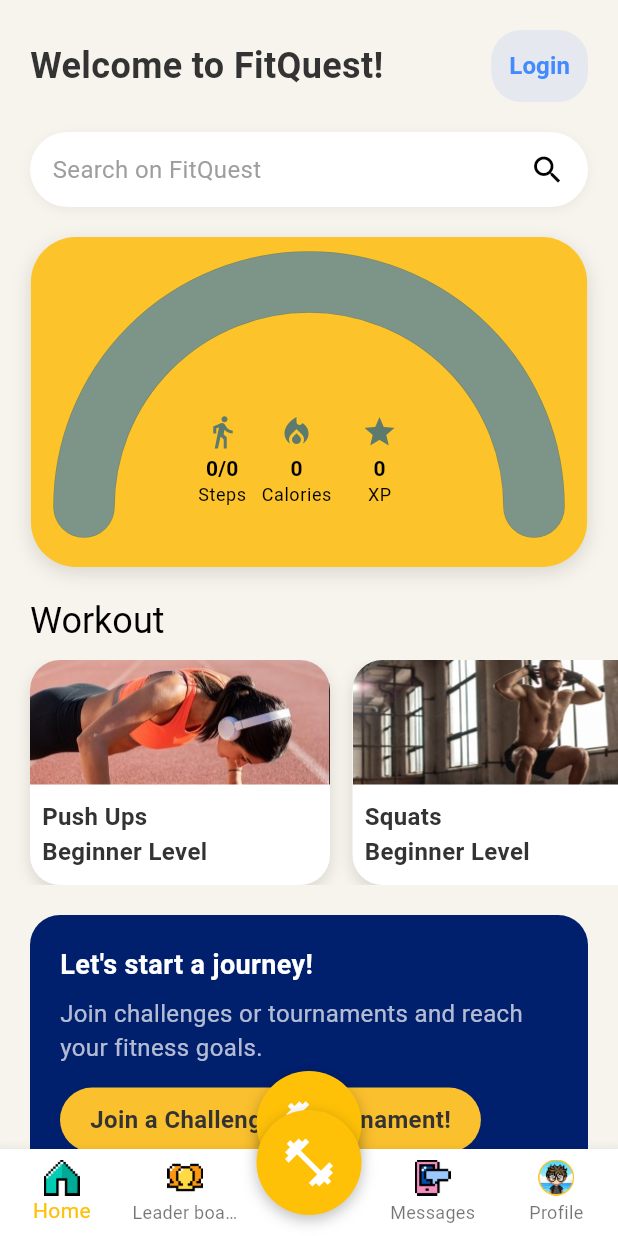
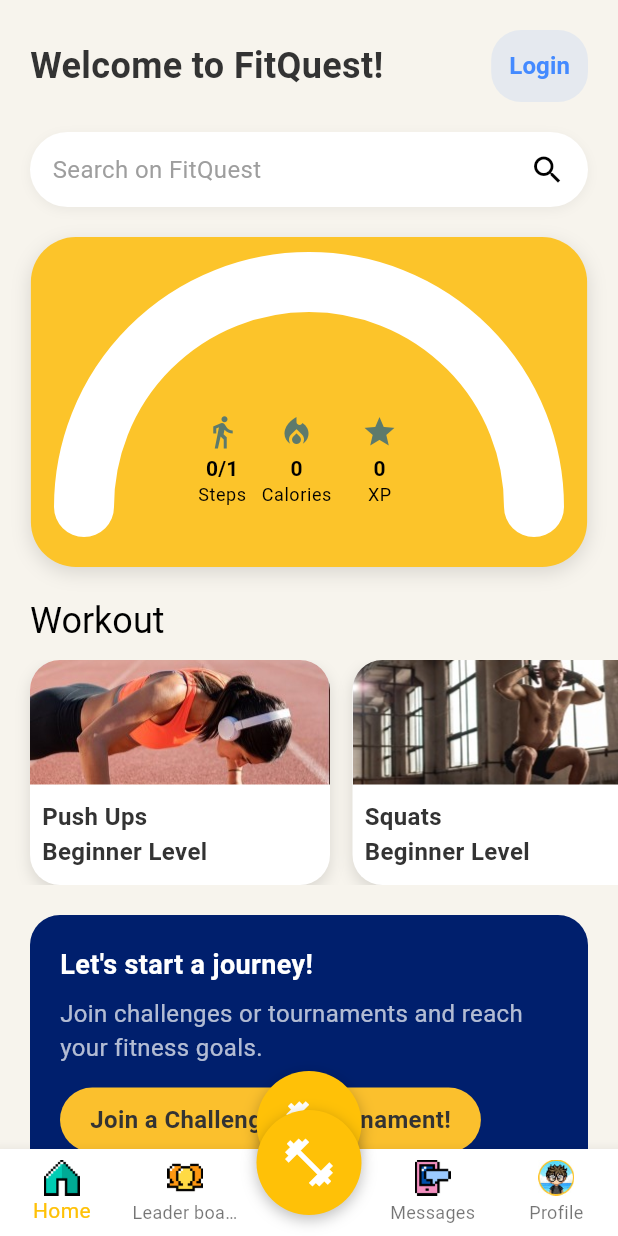
Before and after one commit to anthonyhalim150/FYP-25-S2-08, a Flutter app: the screen it shows after launch, on a phone screen of 412 x 824 dp. Run offline on Flutter 3.47's test engine with Material 3 defaults, Android fonts, the phone set to English and light mode, and no system bars; our stand-ins replace camera, circular_countdown_timer, flutter_fortune_wheel, flutter_local_notifications, flutter_secure_storage, google_sign_in and 1 more; missing offline and left inert: flutter_facebook_auth, health.

Commit message:
Update unregistered_screen.dart
Jus a minor visual change to the gauge bar

```diff
--- a/fyp/wise-workout/wise-workout-app/lib/screens/unregistered_screen.dart
+++ b/fyp/wise-workout/wise-workout-app/lib/screens/unregistered_screen.dart
@@ -1,5 +1,6 @@
 import 'package:flutter/material.dart';
 import '../widgets/exercise_stats_card.dart';
+import '../widgets/exercise_gauge.dart';
 import '../widgets/tournament_widget.dart';
 import '../widgets/workout_card_home_screen.dart';
 import '../widgets/bottom_navigation.dart';
@@ -131,13 +132,22 @@
               // Exercise stats
               _wrapWithPrompt(
                 context,
-                ExerciseStatsCard(
-                  currentSteps: currentSteps,
-                  maxSteps: maxSteps,
-                  caloriesBurned: caloriesBurned,
-                  xpEarned: xpEarned,
+                Theme(
+                  data: Theme.of(context).copyWith(
+                    colorScheme: Theme.of(context).colorScheme.copyWith(
+                      surface: Colors.white.withOpacity(1), // Background arc
+                      primaryContainer: Colors.white, // Foreground arc
+                    ),
+                  ),
+                  child: ExerciseStatsCard(
+                    currentSteps: currentSteps,
+                    maxSteps: maxSteps == 0 ? 1 : maxSteps, // avoid div by zero
+                    caloriesBurned: caloriesBurned,
+                    xpEarned: xpEarned,
+                  ),
                 ),
               ),
+
               const SizedBox(height: 20),
 
               // Workout title
```
